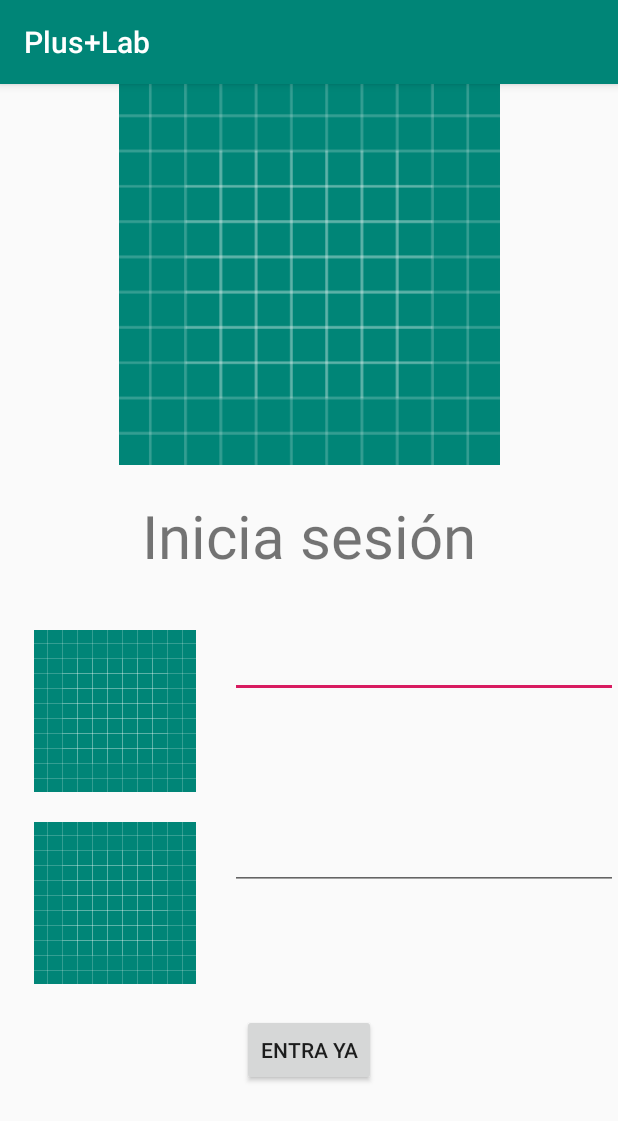
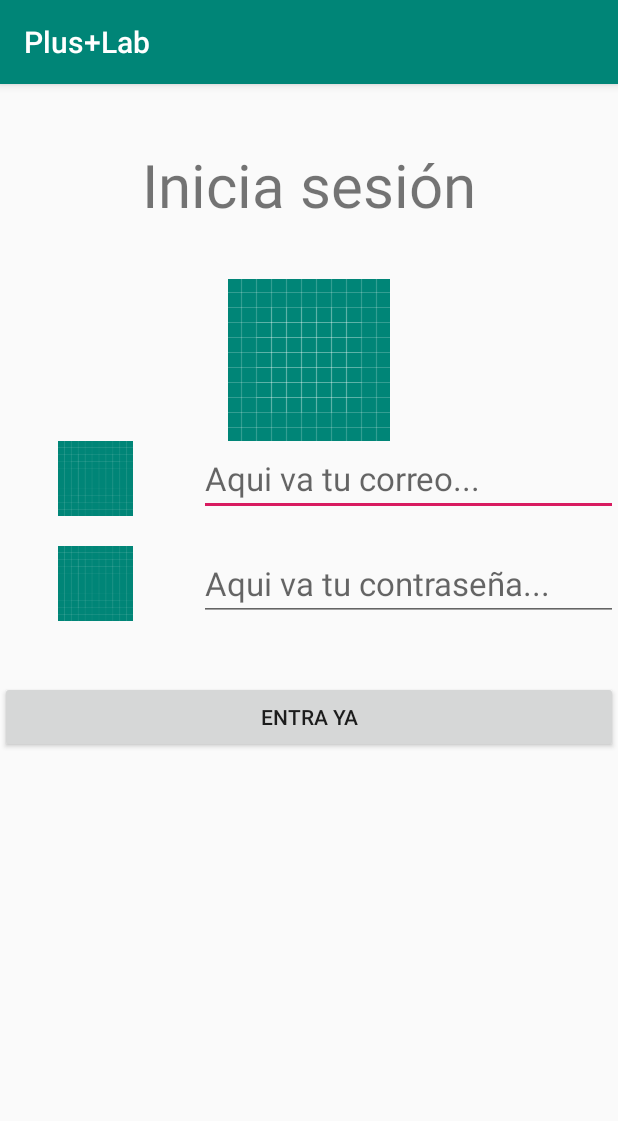
Before and after one commit to gama12345/PlusLab, an Android app: the InicioSesionActivity screen opened directly, with no data from a screen before it, on a phone screen of 412 x 824 dp. Shown: the top 1121 px of the screen. Run offline under Robolectric (Android 15) with nearby library versions, the phone set to English and light mode, and no system bars; our stand-ins replace Firebase (no records; nobody signed in at launch, a user with empty details on screens opened directly).

Commit message:
Registra pacientes e inicia sesión (commit 2)

```diff
--- a/app/build.gradle
+++ b/app/build.gradle
@@ -25,6 +25,7 @@ dependencies {
     implementation fileTree(dir: 'libs', include: ['*.jar'])
     implementation 'androidx.appcompat:appcompat:1.0.2'
     implementation 'androidx.constraintlayout:constraintlayout:1.1.3'
+    implementation 'com.google.android.material:material:1.2.1'
     testImplementation 'junit:junit:4.12'
     androidTestImplementation 'androidx.test:runner:1.1.1'
     androidTestImplementation 'androidx.test.espresso:espresso-core:3.1.1'
--- a/app/src/main/AndroidManifest.xml
+++ b/app/src/main/AndroidManifest.xml
@@ -9,7 +9,8 @@
         android:roundIcon="@mipmap/ic_launcher_round"
         android:supportsRtl="true"
         android:theme="@style/AppTheme">
-        <activity android:name=".InicioSesionActivity"></activity>
+        <activity android:name=".RegistrarPacienteActivity"></activity>
+        <activity android:name=".InicioSesionActivity" />
         <activity android:name=".MainActivity">
             <intent-filter>
                 <action android:name="android.intent.action.MAIN" />
--- a/app/src/main/res/layout/inicio_sesion_activity.xml
+++ b/app/src/main/res/layout/inicio_sesion_activity.xml
@@ -6,41 +6,44 @@
     android:layout_height="match_parent"
     tools:context=".InicioSesionActivity">
 
-    <ImageView
-        android:id="@+id/logoInicioSesion"
-        android:layout_width="0dp"
-        android:layout_height="0dp"
-        app:layout_constraintBottom_toTopOf="@+id/tituloInicioSesion"
-        app:layout_constraintEnd_toEndOf="parent"
-        app:layout_constraintStart_toStartOf="parent"
-        app:layout_constraintTop_toTopOf="parent"
-        app:srcCompat="@drawable/ic_launcher_background" />
+    <ScrollView
+        android:layout_width="match_parent"
+        android:layout_height="match_parent">
+
+        <LinearLayout
+            android:layout_width="match_parent"
+            android:layout_height="wrap_content"
+            android:gravity="center"
+            android:orientation="vertical">
 
             <TextView
                 android:id="@+id/tituloInicioSesion"
-        android:layout_width="wrap_content"
+                android:layout_width="match_parent"
                 android:layout_height="50dp"
-        android:layout_marginTop="20dp"
+                android:layout_marginTop="40dp"
                 android:layout_marginBottom="40dp"
                 android:text="Inicia sesión"
+                android:textAlignment="center"
                 android:textSize="40sp"
-        app:layout_constraintBottom_toTopOf="@id/layoutEmailIniciaSesion"
-        app:layout_constraintEnd_toEndOf="parent"
-        app:layout_constraintStart_toStartOf="parent"
                 app:layout_constraintTop_toBottomOf="@+id/logoInicioSesion" />
+
+            <ImageView
+                android:id="@+id/logoInicioSesion"
+                android:layout_width="match_parent"
+                android:layout_height="match_parent"
+                app:srcCompat="@drawable/ic_launcher_background" />
 
             <LinearLayout
                 android:id="@+id/layoutEmailIniciaSesion"
                 android:layout_width="match_parent"
                 android:layout_height="wrap_content"
-        android:orientation="horizontal"
-        app:layout_constraintBottom_toTopOf="@id/layoutContraseñaIniciaSesion"
-        app:layout_constraintTop_toBottomOf="@+id/tituloInicioSesion">
+                android:orientation="horizontal">
 
                 <ImageView
                     android:id="@+id/iconoEmail"
                     android:layout_width="wrap_content"
-            android:layout_height="wrap_content"
+                    android:layout_height="match_parent"
+                    android:layout_marginRight="5dp"
                     android:layout_weight="1"
                     app:srcCompat="@drawable/ic_launcher_background" />
 
@@ -48,9 +51,12 @@
                     android:id="@+id/email"
                     android:layout_width="wrap_content"
                     android:layout_height="wrap_content"
+                    android:layout_gravity="center"
                     android:layout_weight="1"
                     android:ems="10"
-            android:inputType="textEmailAddress" />
+                    android:hint="Aqui va tu correo..."
+                    android:inputType="textEmailAddress"
+                    android:textSize="22sp" />
 
             </LinearLayout>
 
@@ -59,14 +65,13 @@
                 android:layout_width="match_parent"
                 android:layout_height="wrap_content"
                 android:layout_marginTop="20dp"
-        android:orientation="horizontal"
-        app:layout_constraintBottom_toTopOf="@id/button"
-        app:layout_constraintTop_toBottomOf="@id/layoutEmailIniciaSesion">
+                android:orientation="horizontal">
 
                 <ImageView
                     android:id="@+id/iconoContraseña"
                     android:layout_width="wrap_content"
-            android:layout_height="wrap_content"
+                    android:layout_height="match_parent"
+                    android:layout_marginRight="5dp"
                     android:layout_weight="1"
                     app:srcCompat="@drawable/ic_launcher_background" />
 
@@ -74,22 +79,24 @@
                     android:id="@+id/contraseña"
                     android:layout_width="wrap_content"
                     android:layout_height="wrap_content"
+                    android:layout_gravity="center"
                     android:layout_weight="1"
                     android:ems="10"
-            android:inputType="textPassword" />
+                    android:hint="Aqui va tu contraseña..."
+                    android:inputType="textPassword"
+                    android:textSize="22sp" />
 
             </LinearLayout>
 
             <Button
-        android:id="@+id/button"
-        android:layout_width="wrap_content"
+                android:id="@+id/boton_login"
+                android:layout_width="match_parent"
                 android:layout_height="wrap_content"
-        android:layout_marginTop="20dp"
-        android:layout_marginBottom="100dp"
-        android:text="Entra ya"
-        app:layout_constraintBottom_toBottomOf="parent"
-        app:layout_constraintEnd_toEndOf="parent"
-        app:layout_constraintStart_toStartOf="parent"
-        app:layout_constraintTop_toBottomOf="@+id/layoutContraseñaIniciaSesion" />
+                android:layout_marginTop="40dp"
+                android:layout_marginBottom="150dp"
+                android:text="Entra ya" />
+
+        </LinearLayout>
+    </ScrollView>
 
 </androidx.constraintlayout.widget.ConstraintLayout>
--- a/app/src/main/res/layout/main_activity.xml
+++ b/app/src/main/res/layout/main_activity.xml
@@ -36,6 +36,7 @@
                 android:id="@+id/btn_iniciarSesion"
                 android:layout_width="match_parent"
                 android:layout_height="wrap_content"
+                android:layout_marginBottom="20dp"
                 android:text="Inicia sesión" />
 
         </LinearLayout>
```
Also changed, not shown: app/src/main/java/com/example/pluslab/MainActivity.java (+28 -0 lines), app/src/main/java/com/example/pluslab/RegistrarPacienteActivity.java (added, +109 -0 lines), app/src/main/res/layout/registrar_paciente_activity.xml (added, +209 -0 lines). Lines whose indentation alone changed are shown as unchanged.
